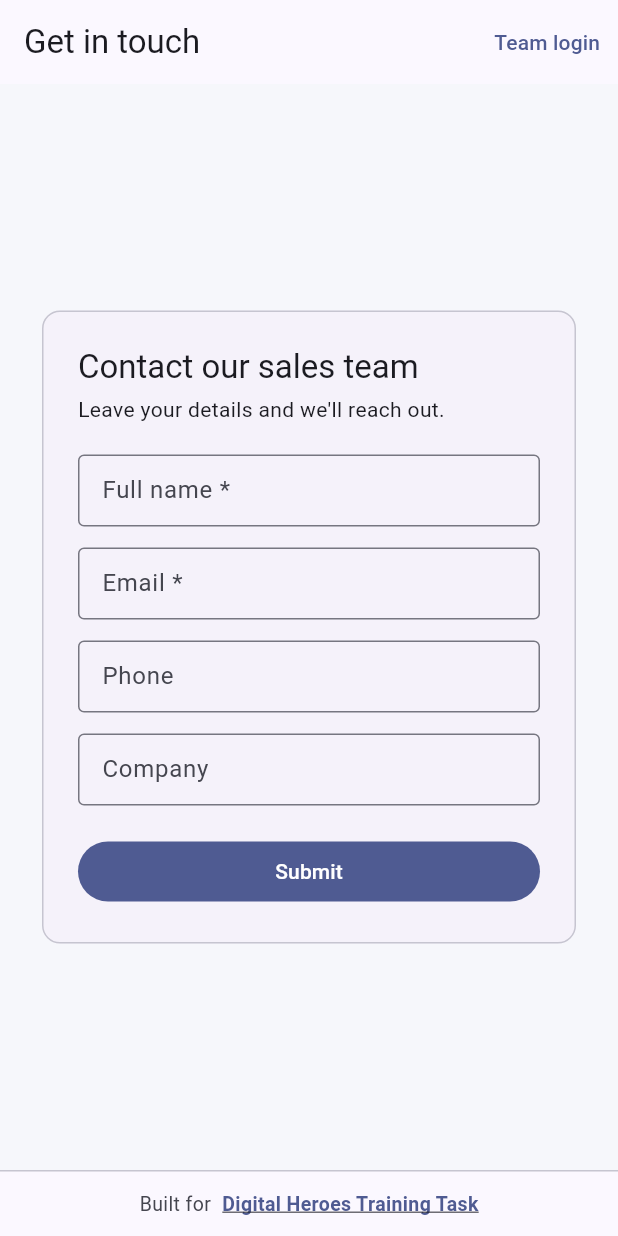
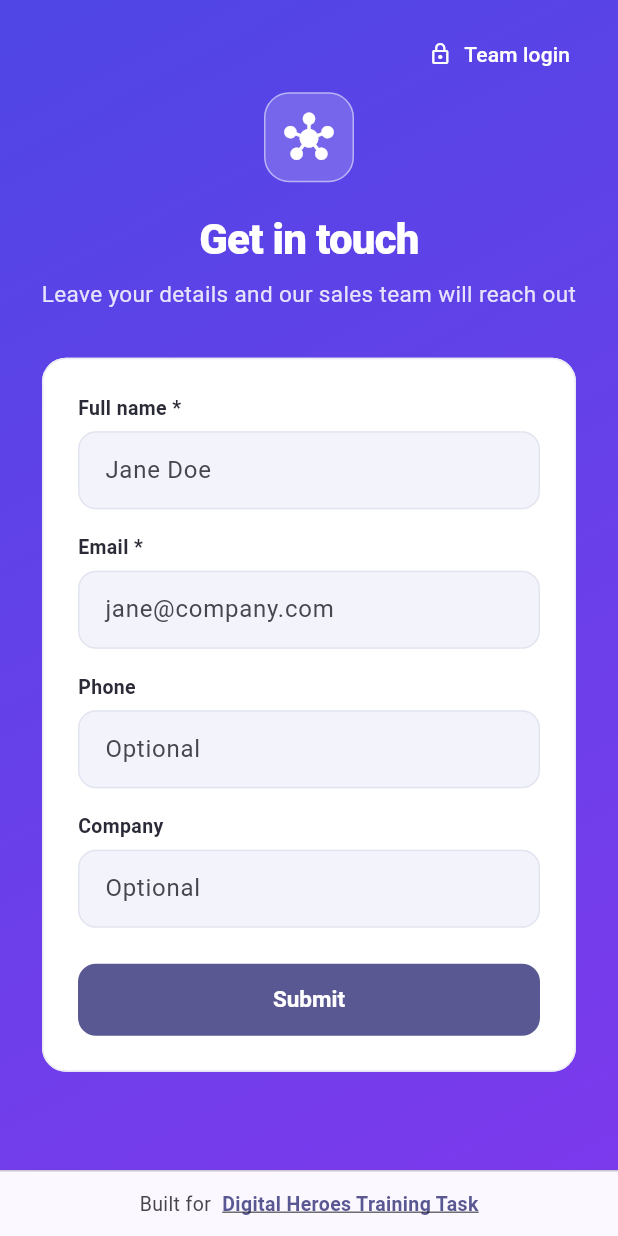
Before and after one commit to thisisMUKUND11/lead-platform, a Flutter app: the screen it shows after launch, on a phone screen of 412 x 824 dp. Run offline on Flutter 3.47's test engine with Material 3 defaults, Android fonts, the phone set to English and light mode, and no system bars; our stand-ins replace flutter_riverpod, go_router, shared_preferences.

Commit message:
feat(frontend): polish UI + clear login error banner
- Branded gradient auth pages (login + capture) with logo mark & shared scaffold
- Refined Material 3 theme: filled inputs, rounded buttons/cards, status colors
- Prominent ErrorBanner; login now shows a friendly message for wrong
  email/password (401) and unreachable-server errors
- Update capture widget tests for the new layout

Co-Authored-By: Claude Opus 4.8 (1M context) <noreply@anthropic.com>

```diff
--- a/frontend/lib/src/pages/capture_page.dart
+++ b/frontend/lib/src/pages/capture_page.dart
@@ -3,7 +3,8 @@ import 'package:flutter_riverpod/flutter_riverpod.dart';
 import 'package:go_router/go_router.dart';
 
 import '../state/auth.dart';
-import '../widgets/app_footer.dart';
+import '../widgets/auth_scaffold.dart';
+import '../widgets/error_banner.dart';
 
 /// Public lead-capture form. No authentication required.
 class CapturePage extends ConsumerStatefulWidget {
@@ -34,11 +35,9 @@ class _CapturePageState extends ConsumerState<CapturePage> {
   }
 
   Future<void> _submit() async {
+    setState(() => _error = null);
     if (!_formKey.currentState!.validate()) return;
-    setState(() {
-      _submitting = true;
-      _error = null;
-    });
+    setState(() => _submitting = true);
     try {
       await ref.read(apiServiceProvider).createLead({
         'name': _name.text.trim(),
@@ -57,34 +56,21 @@ class _CapturePageState extends ConsumerState<CapturePage> {
 
   @override
   Widget build(BuildContext context) {
-    return Scaffold(
-      appBar: AppBar(
-        title: const Text('Get in touch'),
-        actions: [
-          TextButton(
+    return AuthScaffold(
+      title: 'Get in touch',
+      subtitle: 'Leave your details and our sales team will reach out',
+      topRightAction: TextButton.icon(
         onPressed: () => context.go('/login'),
-            child: const Text('Team login'),
+        style: TextButton.styleFrom(foregroundColor: Colors.white),
+        icon: const Icon(Icons.lock_outline, size: 16),
+        label: const Text('Team login'),
       ),
-        ],
-      ),
-      body: Center(
-        child: SingleChildScrollView(
-          padding: const EdgeInsets.all(24),
-          child: ConstrainedBox(
-            constraints: const BoxConstraints(maxWidth: 480),
       child: _submitted ? _thankYou(context) : _form(context),
-          ),
-        ),
-      ),
-      bottomNavigationBar: const AppFooter(),
     );
   }
 
   Widget _thankYou(BuildContext context) {
-    return Card(
-      child: Padding(
-        padding: const EdgeInsets.all(32),
-        child: Column(
+    return Column(
       mainAxisSize: MainAxisSize.min,
       children: [
         Icon(Icons.check_circle,
@@ -97,7 +83,7 @@ class _CapturePageState extends ConsumerState<CapturePage> {
           'Your details have been received by our sales team.',
           textAlign: TextAlign.center,
         ),
-            const SizedBox(height: 16),
+        const SizedBox(height: 20),
         OutlinedButton(
           onPressed: () => setState(() {
             _submitted = false;
@@ -110,77 +96,79 @@ class _CapturePageState extends ConsumerState<CapturePage> {
           child: const Text('Submit another'),
         ),
       ],
-        ),
-      ),
     );
   }
 
   Widget _form(BuildContext context) {
-    return Card(
-      child: Padding(
-        padding: const EdgeInsets.all(24),
-        child: Form(
+    return Form(
       key: _formKey,
       child: Column(
         crossAxisAlignment: CrossAxisAlignment.stretch,
+        mainAxisSize: MainAxisSize.min,
         children: [
-              Text('Contact our sales team',
-                  style: Theme.of(context).textTheme.titleLarge),
-              const SizedBox(height: 4),
-              const Text('Leave your details and we\'ll reach out.'),
-              const SizedBox(height: 20),
+          if (_error != null) ...[
+            ErrorBanner(_error!),
+            const SizedBox(height: 18),
+          ],
+          _label('Full name *'),
           TextFormField(
             controller: _name,
-                decoration: const InputDecoration(labelText: 'Full name *'),
+            decoration: const InputDecoration(hintText: 'Jane Doe'),
             textInputAction: TextInputAction.next,
             validator: (v) =>
                 (v == null || v.trim().isEmpty) ? 'Name is required' : null,
           ),
-              const SizedBox(height: 14),
+          const SizedBox(height: 16),
+          _label('Email *'),
           TextFormField(
             controller: _email,
-                decoration: const InputDecoration(labelText: 'Email *'),
+            decoration: const InputDecoration(hintText: 'jane@company.com'),
             keyboardType: TextInputType.emailAddress,
             validator: (v) {
               final value = v?.trim() ?? '';
               if (value.isEmpty) return 'Email is required';
-                  final ok = RegExp(r'^[^@\s]+@[^@\s]+\.[^@\s]+$')
-                      .hasMatch(value);
+              final ok =
+                  RegExp(r'^[^@\s]+@[^@\s]+\.[^@\s]+$').hasMatch(value);
               return ok ? null : 'Enter a valid email';
             },
           ),
-              const SizedBox(height: 14),
+          const SizedBox(height: 16),
+          _label('Phone'),
           TextFormField(
             controller: _phone,
-                decoration: const InputDecoration(labelText: 'Phone'),
+            decoration: const InputDecoration(hintText: 'Optional'),
             keyboardType: TextInputType.phone,
           ),
-              const SizedBox(height: 14),
+          const SizedBox(height: 16),
+          _label('Company'),
           TextFormField(
             controller: _company,
-                decoration: const InputDecoration(labelText: 'Company'),
+            decoration: const InputDecoration(hintText: 'Optional'),
           ),
-              if (_error != null) ...[
-                const SizedBox(height: 14),
-                Text(_error!,
-                    style: TextStyle(
-                        color: Theme.of(context).colorScheme.error)),
-              ],
-              const SizedBox(height: 20),
+          const SizedBox(height: 24),
           FilledButton(
             onPressed: _submitting ? null : _submit,
             child: _submitting
                 ? const SizedBox(
                     height: 20,
                     width: 20,
-                        child: CircularProgressIndicator(strokeWidth: 2),
+                    child: CircularProgressIndicator(
+                        strokeWidth: 2, color: Colors.white),
                   )
                 : const Text('Submit'),
           ),
         ],
       ),
-        ),
+    );
+  }
+
+  Widget _label(String text) => Padding(
+        padding: const EdgeInsets.only(bottom: 6),
+        child: Align(
+          alignment: Alignment.centerLeft,
+          child: Text(text,
+              style:
+                  const TextStyle(fontWeight: FontWeight.w600, fontSize: 13)),
         ),
       );
 }
-}
--- a/frontend/lib/src/theme.dart
+++ b/frontend/lib/src/theme.dart
@@ -2,44 +2,95 @@ import 'package:flutter/material.dart';
 
 import 'models.dart';
 
-/// Central app theme.
+const kBrandSeed = Color(0xFF4F46E5); // indigo
+const kBrandAccent = Color(0xFF7C3AED); // violet
+
+/// Central app theme (Material 3, light).
 ThemeData buildAppTheme() {
   final scheme = ColorScheme.fromSeed(
-    seedColor: const Color(0xFF3B5BDB),
+    seedColor: kBrandSeed,
     brightness: Brightness.light,
   );
-  return ThemeData(
-    colorScheme: scheme,
-    useMaterial3: true,
-    scaffoldBackgroundColor: const Color(0xFFF6F7FB),
-    inputDecorationTheme: const InputDecorationTheme(
-      border: OutlineInputBorder(),
+  final base = ThemeData(colorScheme: scheme, useMaterial3: true);
+
+  return base.copyWith(
+    scaffoldBackgroundColor: const Color(0xFFF7F8FC),
+    textTheme: base.textTheme.apply(
+      displayColor: const Color(0xFF1A1B25),
+      bodyColor: const Color(0xFF2A2B37),
+    ),
+    appBarTheme: const AppBarTheme(
+      backgroundColor: Colors.white,
+      surfaceTintColor: Colors.white,
+      elevation: 0,
+      scrolledUnderElevation: 0.5,
+      centerTitle: false,
+      titleTextStyle: TextStyle(
+        color: Color(0xFF1A1B25),
+        fontSize: 18,
+        fontWeight: FontWeight.w700,
+      ),
+    ),
+    inputDecorationTheme: InputDecorationTheme(
+      filled: true,
+      fillColor: const Color(0xFFF3F4FB),
       isDense: true,
+      contentPadding: const EdgeInsets.symmetric(horizontal: 14, vertical: 14),
+      border: OutlineInputBorder(
+        borderRadius: BorderRadius.circular(12),
+        borderSide: BorderSide.none,
+      ),
+      enabledBorder: OutlineInputBorder(
+        borderRadius: BorderRadius.circular(12),
+        borderSide: const BorderSide(color: Color(0xFFE2E4F0)),
+      ),
+      focusedBorder: OutlineInputBorder(
+        borderRadius: BorderRadius.circular(12),
+        borderSide: const BorderSide(color: kBrandSeed, width: 1.6),
+      ),
+    ),
+    filledButtonTheme: FilledButtonThemeData(
+      style: FilledButton.styleFrom(
+        minimumSize: const Size.fromHeight(48),
+        shape: RoundedRectangleBorder(
+          borderRadius: BorderRadius.circular(12),
+        ),
+        textStyle: const TextStyle(fontWeight: FontWeight.w600, fontSize: 15),
+      ),
     ),
     cardTheme: CardThemeData(
       elevation: 0,
+      color: Colors.white,
       shape: RoundedRectangleBorder(
-        borderRadius: BorderRadius.circular(12),
-        side: BorderSide(color: scheme.outlineVariant),
+        borderRadius: BorderRadius.circular(16),
+        side: const BorderSide(color: Color(0xFFE9EAF3)),
       ),
     ),
+    dividerTheme: const DividerThemeData(color: Color(0xFFECEDF4)),
   );
 }
+
+/// The brand gradient used behind the auth pages.
+const kBrandGradient = LinearGradient(
+  begin: Alignment.topLeft,
+  end: Alignment.bottomRight,
+  colors: [kBrandSeed, kBrandAccent],
+);
 
 /// Colors for each lead status chip.
 Color statusColor(LeadStatus status, ColorScheme scheme) {
   switch (status) {
     case LeadStatus.newLead:
-      return Colors.blueGrey;
+      return const Color(0xFF64748B);
     case LeadStatus.contacted:
-      return Colors.indigo;
+      return const Color(0xFF4F46E5);
     case LeadStatus.qualified:
-      return Colors.teal;
+      return const Color(0xFF0EA5A6);
     case LeadStatus.proposal:
-      return Colors.orange;
+      return const Color(0xFFEA580C);
     case LeadStatus.won:
-      return Colors.green;
+      return const Color(0xFF16A34A);
     case LeadStatus.lost:
-      return Colors.red;
+      return const Color(0xFFDC2626);
   }
 }
--- /dev/null
+++ b/frontend/lib/src/widgets/auth_scaffold.dart
@@ -0,0 +1,81 @@
+import 'package:flutter/material.dart';
+
+import '../theme.dart';
+import 'app_footer.dart';
+import 'brand.dart';
+
+/// Shared layout for the public-facing pages (capture form, login):
+/// a brand gradient background, centered card, and the site footer.
+class AuthScaffold extends StatelessWidget {
+  const AuthScaffold({
+    required this.title,
+    required this.subtitle,
+    required this.child,
+    this.topRightAction,
+    super.key,
+  });
+
+  final String title;
+  final String subtitle;
+  final Widget child;
+  final Widget? topRightAction;
+
+  @override
+  Widget build(BuildContext context) {
+    return Scaffold(
+      body: Container(
+        decoration: const BoxDecoration(gradient: kBrandGradient),
+        child: SafeArea(
+          child: Stack(
+            children: [
+              if (topRightAction != null)
+                Positioned(top: 12, right: 16, child: topRightAction!),
+              Center(
+                child: SingleChildScrollView(
+                  padding: const EdgeInsets.all(24),
+                  child: ConstrainedBox(
+                    constraints: const BoxConstraints(maxWidth: 440),
+                    child: Column(
+                      mainAxisSize: MainAxisSize.min,
+                      children: [
+                        const BrandMark(size: 60, onGradient: true),
+                        const SizedBox(height: 18),
+                        Text(
+                          title,
+                          textAlign: TextAlign.center,
+                          style: const TextStyle(
+                            color: Colors.white,
+                            fontSize: 28,
+                            fontWeight: FontWeight.w800,
+                            letterSpacing: -0.5,
+                          ),
+                        ),
+                        const SizedBox(height: 6),
+                        Text(
+                          subtitle,
+                          textAlign: TextAlign.center,
+                          style: TextStyle(
+                            color: Colors.white.withValues(alpha: 0.85),
+                            fontSize: 15,
+                          ),
+                        ),
+                        const SizedBox(height: 28),
+                        Card(
+                          child: Padding(
+                            padding: const EdgeInsets.all(24),
+                            child: child,
+                          ),
+                        ),
+                      ],
+                    ),
+                  ),
+                ),
+              ),
+            ],
+          ),
+        ),
+      ),
+      bottomNavigationBar: const AppFooter(),
+    );
+  }
+}
--- /dev/null
+++ b/frontend/lib/src/widgets/brand.dart
@@ -0,0 +1,34 @@
+import 'package:flutter/material.dart';
+
+import '../theme.dart';
+
+/// The app's logo mark: a rounded gradient tile with a hub icon.
+class BrandMark extends StatelessWidget {
+  const BrandMark({this.size = 48, this.onGradient = false, super.key});
+
+  final double size;
+
+  /// When placed on the gradient background, render as a translucent white tile.
+  final bool onGradient;
+
+  @override
+  Widget build(BuildContext context) {
+    return Container(
+      width: size,
+      height: size,
+      decoration: BoxDecoration(
+        gradient: onGradient ? null : kBrandGradient,
+        color: onGradient ? Colors.white.withValues(alpha: 0.18) : null,
+        borderRadius: BorderRadius.circular(size * 0.28),
+        border: onGradient
+            ? Border.all(color: Colors.white.withValues(alpha: 0.5))
+            : null,
+      ),
+      child: Icon(
+        Icons.hub_rounded,
+        color: Colors.white,
+        size: size * 0.55,
+      ),
+    );
+  }
+}
```
Also changed, not shown: frontend/lib/src/pages/login_page.dart (+46 -50 lines), frontend/lib/src/widgets/error_banner.dart (added, +39 -0 lines), 1 other file. Lines whose indentation alone changed are shown as unchanged.
